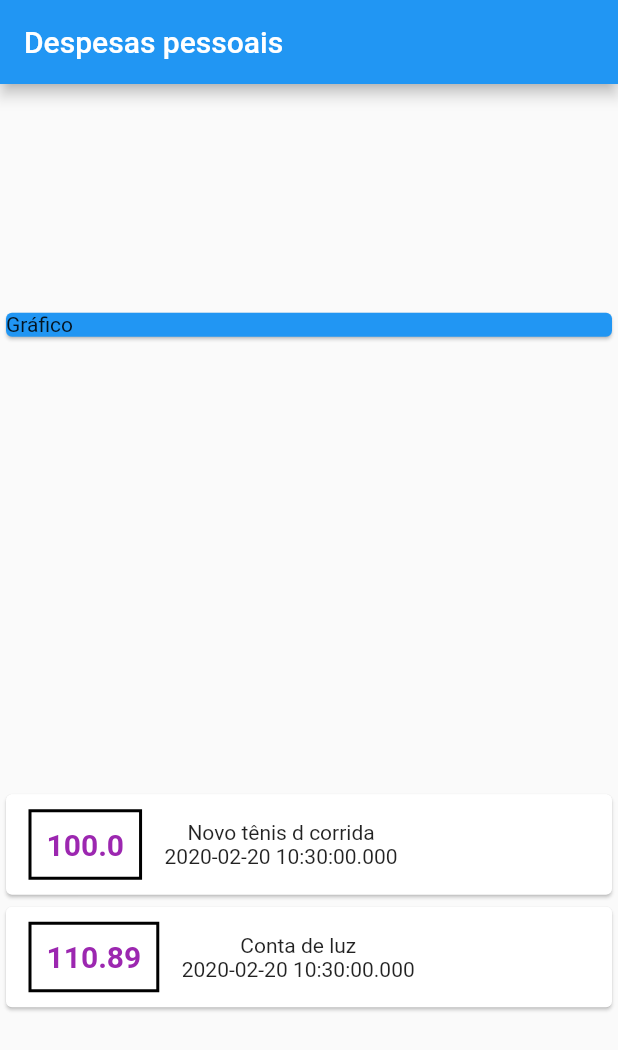
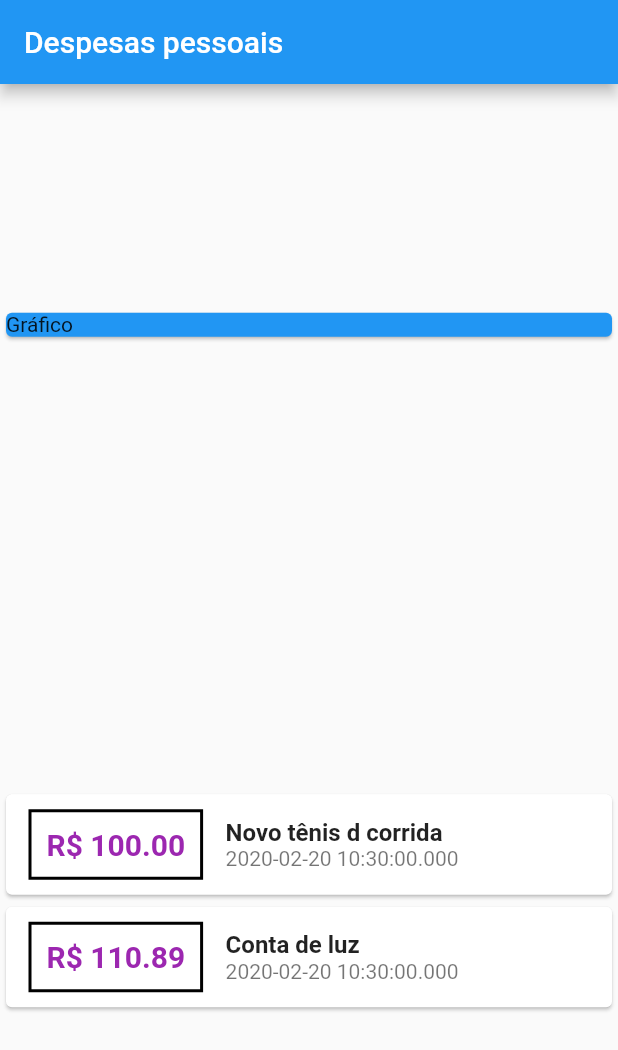
Before and after one commit to eniocc/expenses, a Flutter app: the screen it shows after launch, on a phone screen of 412 x 824 dp. Shown: the top 1050 px of the screen. Run offline on Flutter 3.47's test engine with Material 2 defaults, Android fonts, the phone set to English and light mode, and no system bars.

Commit message:
Usando interpolação de Strings

```diff
--- a/lib/main.dart
+++ b/lib/main.dart
@@ -61,7 +61,7 @@ class MyHome extends StatelessWidget {
                       ),
                       padding: EdgeInsets.all(10),
                       child: Text(
-                        tr.value.toString(),
+                        'R\$ ${tr.value.toStringAsFixed(2)}',
                         style: TextStyle(
                           fontWeight: FontWeight.bold,
                           fontSize: 20,
@@ -70,9 +70,20 @@ class MyHome extends StatelessWidget {
                       ),
                     ),
                     Column(
+                      crossAxisAlignment: CrossAxisAlignment.start,
                       children: <Widget>[
-                        Text(tr.title),
-                        Text(tr.date.toString())
+                        Text(
+                          tr.title,
+                          style: TextStyle(
+                            fontSize: 16,
+                            fontWeight: FontWeight.bold
+                          ),
+                          ),
+                        Text(
+                          tr.date.toString(),
+                          style: TextStyle(
+                            color: Colors.black54
+                          ),)
                       ],
                     )
                   ],
```
